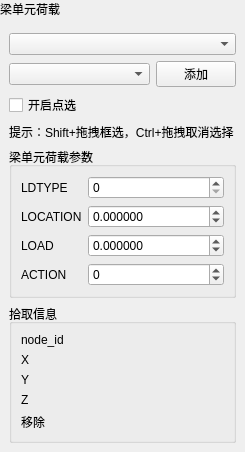
asd977/base_cae, file plugins/Base_PhysicalField/BeamLoadPage.ui: the form before one commit.
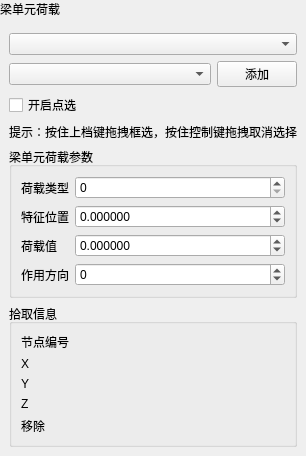
The form after the commit. Custom widgets are drawn as their Qt base class.

Diff of the .ui file:
```diff
--- a/plugins/Base_PhysicalField/BeamLoadPage.ui
+++ b/plugins/Base_PhysicalField/BeamLoadPage.ui
@@ -104,7 +104,7 @@
       <item>
        <widget class="QLabel" name="boxSelectHintLabel">
         <property name="text">
-         <string>提示：Shift+拖拽框选，Ctrl+拖拽取消选择</string>
+         <string>提示：按住上档键拖拽框选，按住控制键拖拽取消选择</string>
         </property>
         <property name="wordWrap">
          <bool>false</bool>
@@ -126,7 +126,7 @@
             <string>梁单元荷载类型（按求解器定义填写整数）</string>
            </property>
            <property name="text">
-            <string>LDTYPE</string>
+            <string>荷载类型</string>
            </property>
           </widget>
          </item>
@@ -152,7 +152,7 @@
             <string>荷载特征位置 a（按求解器定义填写）</string>
            </property>
            <property name="text">
-            <string>LOCATION</string>
+            <string>特征位置</string>
            </property>
           </widget>
          </item>
@@ -181,7 +181,7 @@
             <string>荷载大小 P（按求解器单位填写）</string>
            </property>
            <property name="text">
-            <string>LOAD</string>
+            <string>荷载值</string>
            </property>
           </widget>
          </item>
@@ -210,7 +210,7 @@
             <string>荷载作用面/方向 IDIR（整数）</string>
            </property>
            <property name="text">
-            <string>ACTION</string>
+            <string>作用方向</string>
            </property>
           </widget>
          </item>
@@ -254,7 +254,7 @@
          <item row="0" column="0">
           <widget class="QLabel" name="labelNodeId">
            <property name="text">
-            <string>node_id</string>
+            <string>节点编号</string>
            </property>
           </widget>
          </item>
```
Left out of the diff: 2 changed lines with no effect on the pictures.
